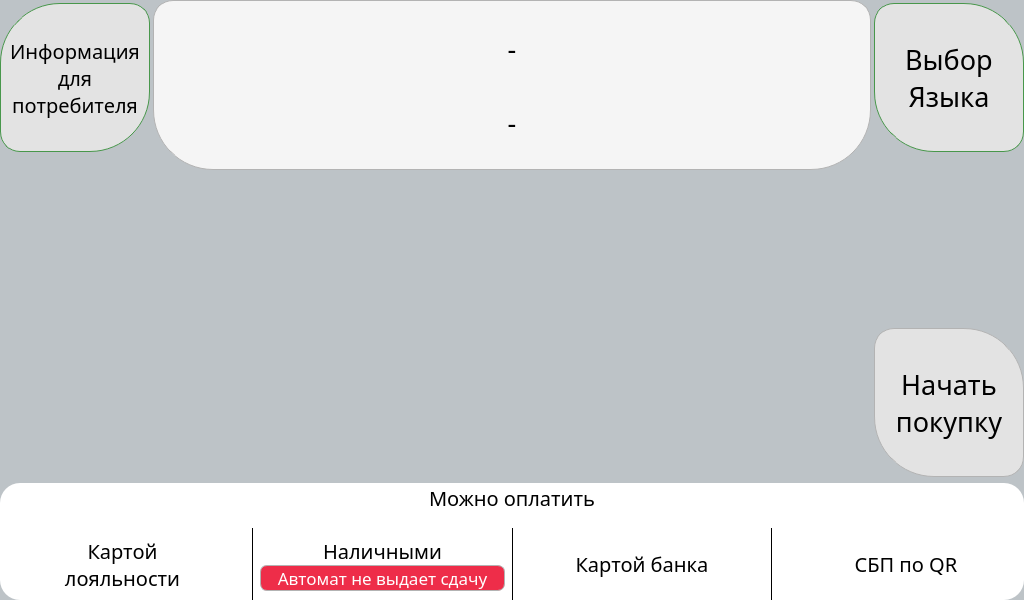
Qt form services/gui/resources/ui_interface/waiting_window.ui (dmitriymikryukov/vodobox-pro) before a commit.
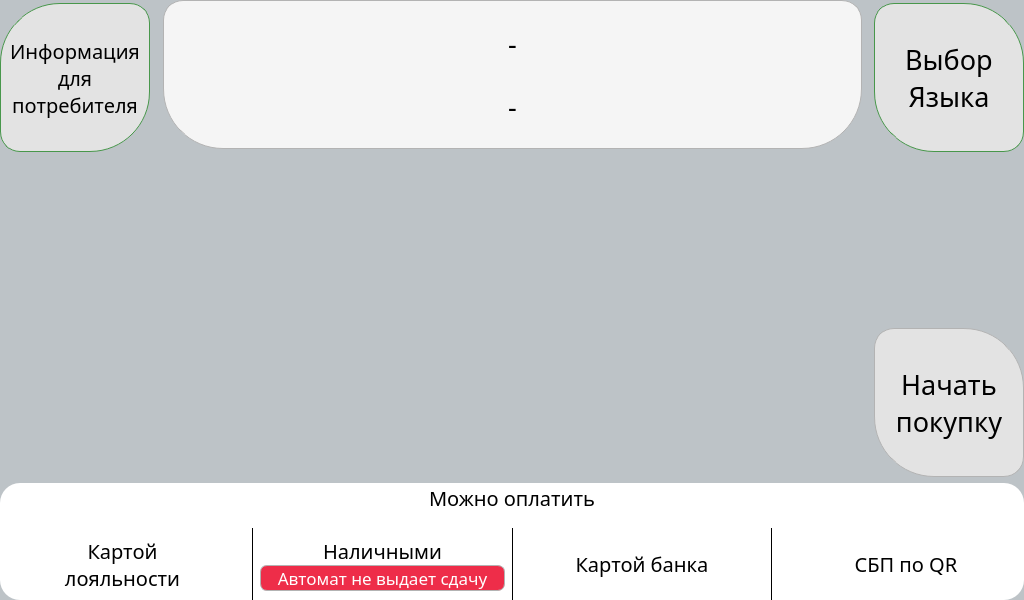
The same form after that commit.

Commit message: testing wating window

The edit to the form file:
```diff
--- a/services/gui/resources/ui_interface/waiting_window.ui
+++ b/services/gui/resources/ui_interface/waiting_window.ui
@@ -37,12 +37,6 @@
    </property>
    <item>
     <widget class="QFrame" name="frame">
-     <property name="maximumSize">
-      <size>
-       <width>1024</width>
-       <height>600</height>
-      </size>
-     </property>
      <property name="styleSheet">
       <string notr="true">#frame {
 	background-color:  rgb(189, 195, 199);
@@ -1045,6 +1039,12 @@
              <verstretch>0</verstretch>
             </sizepolicy>
            </property>
+           <property name="maximumSize">
+            <size>
+             <width>705</width>
+             <height>16777215</height>
+            </size>
+           </property>
            <property name="frameShape">
             <enum>QFrame::NoFrame</enum>
            </property>
@@ -1111,6 +1111,12 @@
                    <height>110</height>
                   </size>
                  </property>
+                 <property name="maximumSize">
+                  <size>
+                   <width>16777215</width>
+                   <height>149</height>
+                  </size>
+                 </property>
                  <property name="styleSheet">
                   <string notr="true">QFrame#frame_10 {
             color: rgb(0, 0, 0);
```
The commit also changes 1 other file.
